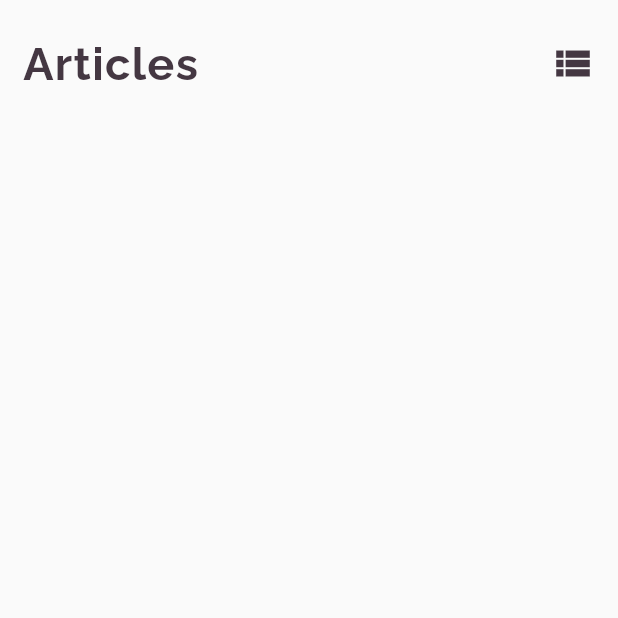
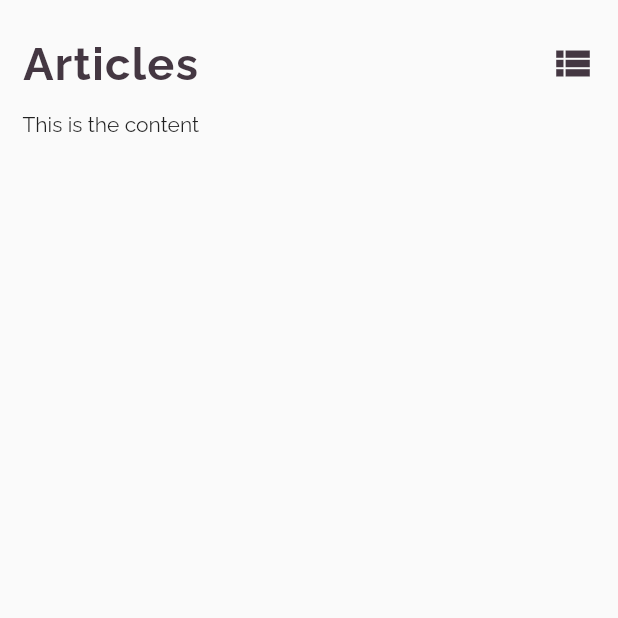
Before and after one commit to margaiwangara/flutter-accumulate-app, a Flutter app: the screen it shows after launch, on a phone screen of 412 x 824 dp, the top half of it. Run offline on Flutter 3.47's test engine with Material 2 defaults, Android fonts, the phone set to English and light mode, and no system bars; our stand-ins replace google_fonts, wakelock.

Commit message:
added text content section

```diff
--- a/lib/ui/home.dart
+++ b/lib/ui/home.dart
@@ -23,7 +23,7 @@ class _HomePageState extends State<HomePage> {
               mainAxisAlignment: MainAxisAlignment.start,
               crossAxisAlignment: CrossAxisAlignment.start,
               mainAxisSize: MainAxisSize.min,
-              children: <Widget>[_pageHeader()],
+              children: <Widget>[_pageHeader(), _pageContent()],
             ),
           )
         ],
@@ -54,7 +54,20 @@ class _HomePageState extends State<HomePage> {
               ),
             )
           ],
-        )
+        ),
+      ],
+    );
+  }
+
+  _pageContent() {
+    return Column(
+      crossAxisAlignment: CrossAxisAlignment.start,
+      mainAxisAlignment: MainAxisAlignment.start,
+      children: <Widget>[
+        SizedBox(
+          height: 15.0,
+        ),
+        Text('This is the content')
       ],
     );
   }
```
